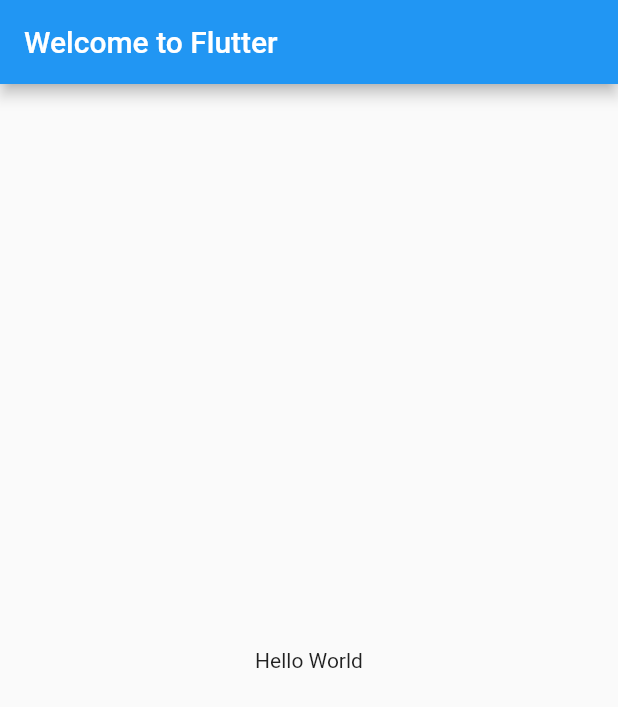
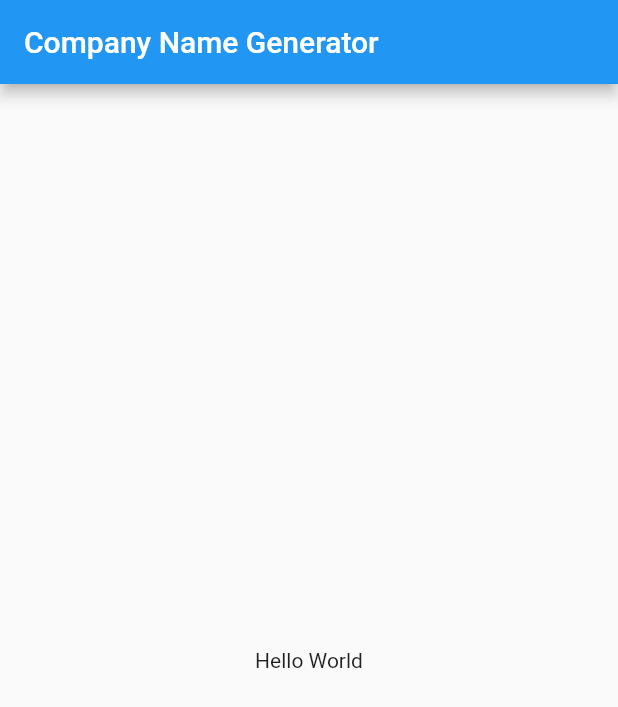
Before and after one commit to Aryan-Dang/company_names_generator, a Flutter app: the screen it shows after launch, on a phone screen of 412 x 824 dp. Shown: the top 707 px of the screen. Run offline on Flutter 3.47's test engine with Material 2 defaults, Android fonts, the phone set to English and light mode, and no system bars.

Commit message:
Modified App Bar

```diff
--- a/lib/main.dart
+++ b/lib/main.dart
@@ -14,7 +14,7 @@ class MyApp extends StatelessWidget {
       home: Scaffold(
         appBar: AppBar(
           //the title of the App Bar
-          title: const Text('Welcome to Flutter'),
+          title: const Text('Company Name Generator'),
         ),
         //the body of the Scaffold (widget)
         body: const Center(
```
